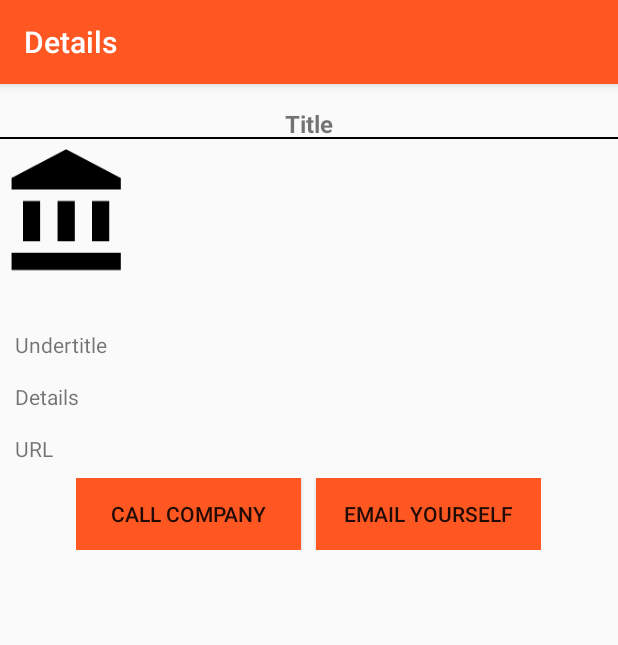
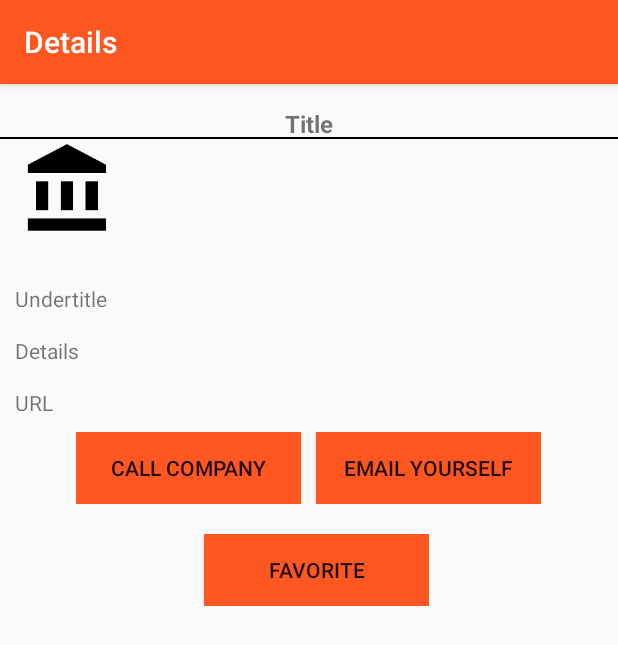
Before and after one commit to Favna/KB-50.10-Repo, an Android app: the DetailActivity screen opened directly, with no data from a screen before it, on a phone screen of 412 x 824 dp. Shown: the top 645 px of the screen. Run offline under Robolectric (Android 15) with nearby library versions, the phone set to English and light mode, and no system bars; 4 statements that could not run were skipped.

Commit message:
Favorites knop op detail view

```diff
--- a/WorkSurge/app/src/main/java/com/example/method/worksurge/View/DetailActivity.java
+++ b/WorkSurge/app/src/main/java/com/example/method/worksurge/View/DetailActivity.java
@@ -16,9 +16,6 @@ import com.example.method.worksurge.Model.VacancyDetailModel;
 import com.example.method.worksurge.Model.VacancyModel;
 import com.example.method.worksurge.R;
 
-/**
- * Created by Nino on 4-1-2016.
- */
 public class DetailActivity extends AppCompatActivity {
 
     private TextView title, meta, details, company;
@@ -78,4 +75,9 @@ public class DetailActivity extends AppCompatActivity {
             Toast.makeText(DetailActivity.this, "There is no email client installed.", Toast.LENGTH_SHORT).show();
         }
     }
+
+    //TODO: Working setFavorite function
+    public void setFavorite(View v) {
+
+    }
 }
--- a/WorkSurge/app/src/main/res/layout/activity_detail.xml
+++ b/WorkSurge/app/src/main/res/layout/activity_detail.xml
@@ -10,7 +10,7 @@
         android:layout_width="fill_parent"
         android:gravity="center_horizontal"
         android:background="@drawable/text_underline"
-        android:textSize="16dp"
+        android:textSize="16sp"
         android:textStyle="bold"
         android:layout_marginTop="15dp"
         android:text="@string/txt_title"
@@ -19,7 +19,7 @@
 
     <ImageView
         android:layout_width="92dp"
-        android:layout_height="wrap_content"
+        android:layout_height="0dp"
         android:src="@drawable/ic_account_balance_24dp"
         android:id="@+id/imageView"
         android:maxHeight="200dp"
@@ -52,7 +52,7 @@
         android:layout_marginTop="15dp"
         android:layout_marginLeft="10dp"
         android:layout_marginRight="5dp"
-        android:text="URL"
+        android:text="@string/txtCompanyURL"
         android:id="@+id/txtCustomCompany" />
 
     <TableRow
@@ -84,4 +84,23 @@
             android:layout_weight="5" />
     </TableRow>
 
+    <TableRow
+        android:layout_width="wrap_content"
+        android:layout_height="wrap_content"
+        android:layout_gravity="center_horizontal"
+        android:weightSum="1"
+        android:layout_margin="10dp" >
+
+        <Button
+            android:layout_width="150dp"
+            android:layout_height="wrap_content"
+            android:text="@string/btnFavorite"
+            android:id="@+id/btnFavorite"
+            android:onClick="setFavorite"
+            android:layout_marginLeft="10dp"
+            android:background="?attr/colorPrimary"
+            android:layout_gravity="center_vertical"
+            android:layout_weight="5" />
+    </TableRow>
+
 </LinearLayout>
--- a/WorkSurge/app/src/main/res/values/strings.xml
+++ b/WorkSurge/app/src/main/res/values/strings.xml
@@ -40,4 +40,6 @@
 
     <!-- Settings Activity -->
     <string name="title_activity_settings">SettingsActivity</string>
+    <string name="btnFavorite">Favorite</string>
+    <string name="txtCompanyURL">URL</string>
 </resources>
```
